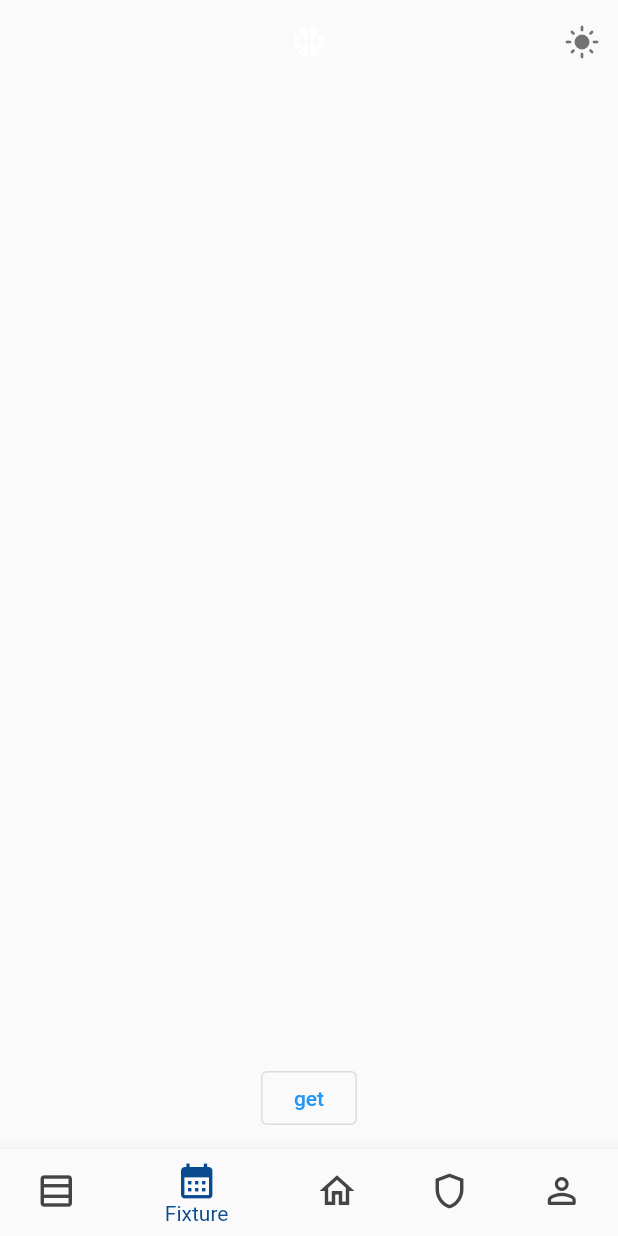
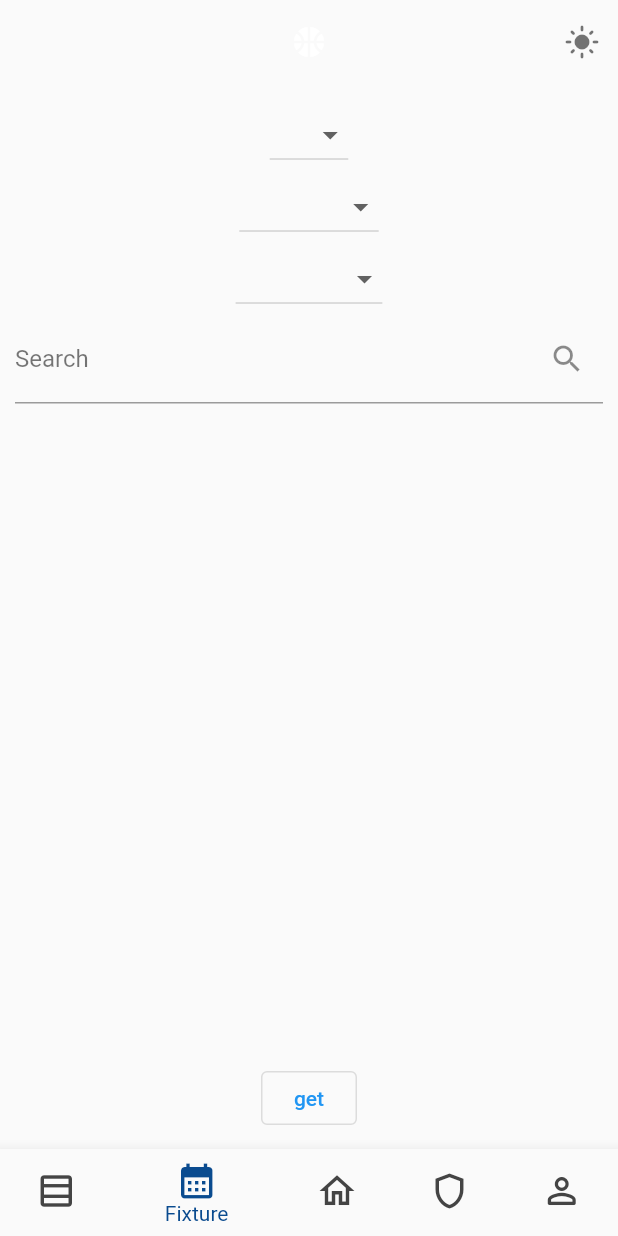
Before and after one commit to santiagobernert/amebal-mobile, a Flutter app: the screen it shows after launch, on a phone screen of 412 x 824 dp. Run offline on Flutter 3.47's test engine with Material 2 defaults, Android fonts, the phone set to English and light mode, and no system bars; network calls fail.

Commit message:
added filter and dropdown in fixture.dart

```diff
--- a/lib/pages/fixture.dart
+++ b/lib/pages/fixture.dart
@@ -14,6 +14,7 @@ class Fixture extends StatefulWidget {
 
 class _FixtureState extends State<Fixture> {
   List games = [];
+
   void getFixture() async {
     print('get fixture');
     var response = await http.get(
@@ -21,17 +22,36 @@ class _FixtureState extends State<Fixture> {
     if (response.statusCode == 200) {
       dynamic body = jsonDecode(response.body)["partidos"];
       print(body);
-      games = (body as List<dynamic>).map((g)=>Game.fromJson(g as Map<String, dynamic>)).toList();
-    }else {
+      games = (body as List<dynamic>).map((g) =>
+          Game.fromJson(g as Map<String, dynamic>)).toList();
+    } else {
       print(response.statusCode);
       throw Exception("Unable to retrieve games");
     }
+  }
 
-
-  }
-  void search(){
+  void search() {
     setState(() {
       getFixture();
+    });
+  }
+
+  void filter(String enteredKeyword) {
+    List<dynamic>? results = [];
+    if (enteredKeyword.isEmpty) {
+      // if the search field is empty or only contains white-space, we'll display all users
+      results = games;
+    } else {
+      results = games
+          .where((game) =>
+          game["titulo"].toLowerCase().contains(enteredKeyword.toLowerCase()))
+          .toList();
+      // we use the toLowerCase() method to make it case-insensitive
+    }
+
+    // Refresh the UI
+    setState(() {
+      games = results!;
     });
   }
 
@@ -43,9 +63,42 @@ class _FixtureState extends State<Fixture> {
         child: Column(
             mainAxisAlignment: MainAxisAlignment.center,
             children: [
+              DropdownButton<String>(
+                items: <String>['Año', 'B', 'C', 'D'].map((String value) {
+                  return DropdownMenuItem<String>(
+                    value: value,
+                    child: Text(value),
+                  );
+                }).toList(),
+                onChanged: (_) {},
+              ),
+              DropdownButton<String>(
+                items: <String>['Categoria', 'B', 'C', 'D'].map((String value) {
+                  return DropdownMenuItem<String>(
+                    value: value,
+                    child: Text(value),
+                  );
+                }).toList(),
+                onChanged: (_) {},
+              ),
+              DropdownButton<String>(
+                items: <String>['Masculino', 'Femenino'].map((String value) {
+                  return DropdownMenuItem<String>(
+                    value: value,
+                    child: Text(value),
+                  );
+                }).toList(),
+                onChanged: (_) {},
+              ),
+              TextField(
+                onChanged: (value) => filter(value),
+                decoration: const InputDecoration(
+                    labelText: 'Search', suffixIcon: Icon(Icons.search)),
+              ),
               Expanded(
                   child: ListView(
-                  children: games.map((game) => GameWidget(game: game)).toList()
+                      children: games.map((game) => GameWidget(game: game))
+                          .toList()
                   )
               ),
               OutlinedButton(onPressed: search, child: const Text('get'))
--- a/lib/pages/profile.dart
+++ b/lib/pages/profile.dart
@@ -168,9 +168,6 @@ class _ProfileState extends State<Profile> {
               children: [
                 Text("Datos del usuario"),
                 SizedBox(height: 10,),
-                Table(
-                  children: [],
-                ),
                 Row(children: [Text("Peso: "), Text("${player.peso}"),],),
                 Row(children: [Text("Estatura: "), Text("${player.estatura}"),],),
                 Row(children: [Text("Mano hábil: "), Text("${player.mano}"),],),
@@ -185,7 +182,7 @@ class _ProfileState extends State<Profile> {
             ),
           ),
         ),
-            Icon(Icons.directions_car, size: 350),
+            const Icon(Icons.directions_car, size: 350),
             Column(
               mainAxisAlignment: MainAxisAlignment.center,
               children: [
```
Lines whose indentation alone changed are shown as unchanged.
